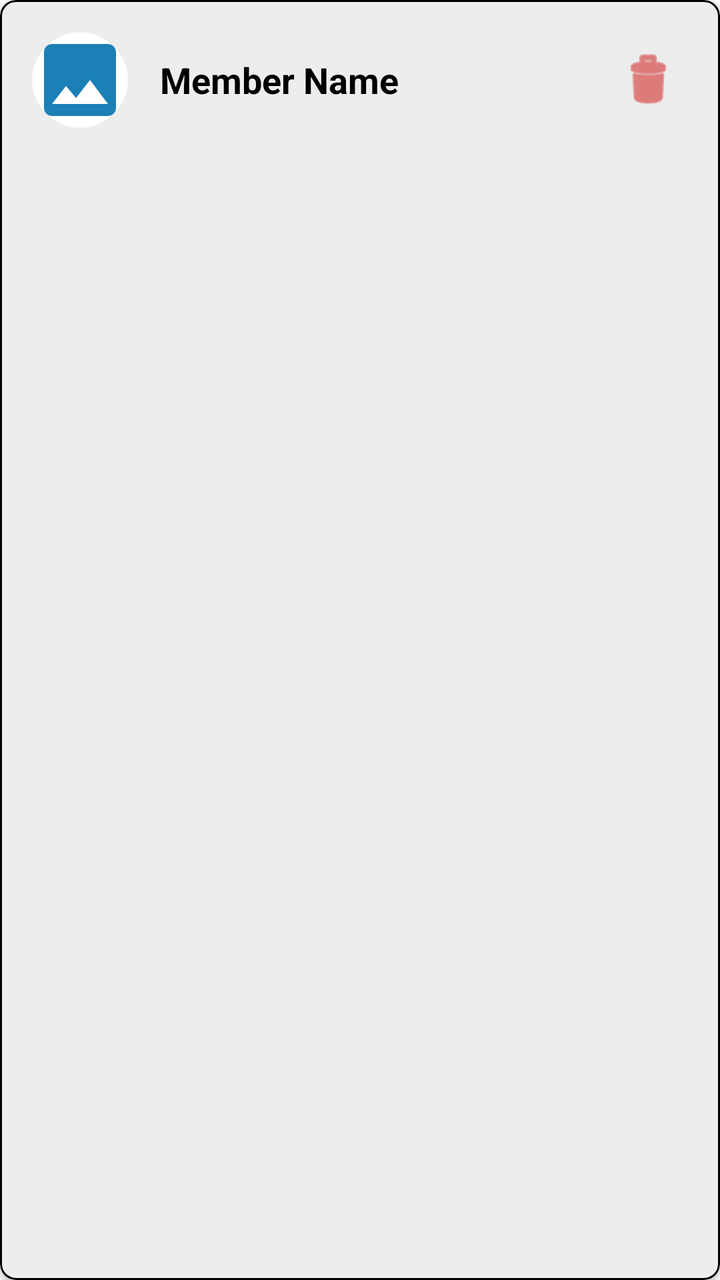
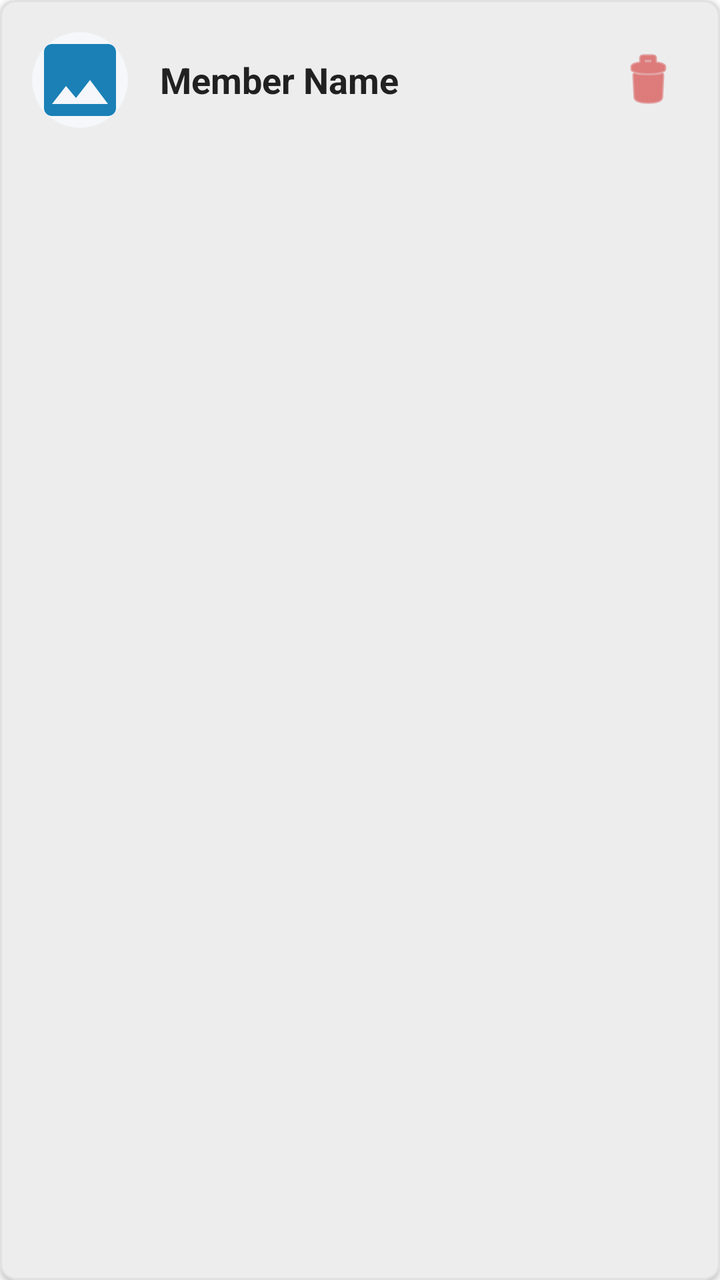

An Android layout rendered at two revisions. The XML below is the earlier revision; the diff shows what the commit changed to produce the second picture.
<!-- AndroidManifest.xml: application theme Theme.FaceRecognitionImages -->
<!-- res/layout/item_member.xml -->
<?xml version="1.0" encoding="utf-8"?>
<com.google.android.material.card.MaterialCardView xmlns:android="http://schemas.android.com/apk/res/android"
    xmlns:app="http://schemas.android.com/apk/res-auto"
    android:layout_width="match_parent"
    android:layout_height="wrap_content"
    android:layout_marginHorizontal="8dp"
    android:layout_marginVertical="8dp"
    app:cardBackgroundColor="@color/surfaceColor"
    app:cardCornerRadius="8dp"
    app:cardElevation="2dp"
    app:strokeColor="@color/borderColor"
    app:strokeWidth="1dp">

    <LinearLayout
        android:layout_width="match_parent"
        android:layout_height="wrap_content"
        android:gravity="center_vertical"
        android:orientation="horizontal"
        android:padding="16dp">

        <androidx.cardview.widget.CardView
            android:layout_width="48dp"
            android:layout_height="48dp"
            app:cardCornerRadius="24dp"
            app:cardElevation="0dp"
            app:cardBackgroundColor="@color/windowBackground">

            <ImageView
                android:id="@+id/memberImage"
                android:layout_width="match_parent"
                android:layout_height="match_parent"
                android:scaleType="centerCrop"
                android:src="@drawable/ic_baseline_image_24" />
        </androidx.cardview.widget.CardView>

        <TextView
            android:id="@+id/memberName"
            android:layout_width="0dp"
            android:layout_height="wrap_content"
            android:layout_marginStart="16dp"
            android:layout_weight="1"
            android:text="Member Name"
            android:textColor="@color/textColorPrimary"
            android:textSize="18sp"
            android:textStyle="bold" />

        <ImageButton
            android:id="@+id/btnDeleteMember"
            android:layout_width="40dp"
            android:layout_height="40dp"
            android:background="?attr/selectableItemBackgroundBorderless"
            android:src="@android:drawable/ic_menu_delete"
            app:tint="#D32F2F" />

    </LinearLayout>
</com.google.android.material.card.MaterialCardView>
<!-- resources referenced by this layout -->
<resources>
  <color name="borderColor">#000000</color>
  <color name="surfaceColor">#FFFFFF</color>
  <color name="textColorPrimary">#000000</color>
  <color name="windowBackground">#FFFFFF</color>
  <!-- drawable ic_baseline_image_24 (drawable) -->
  <vector android:height="72dp" android:tint="#1A80B6"
      android:viewportHeight="24" android:viewportWidth="24"
      android:width="72dp" xmlns:android="http://schemas.android.com/apk/res/android">
      <path android:fillColor="@android:color/white" android:pathData="M21,19V5c0,-1.1 -0.9,-2 -2,-2H5c-1.1,0 -2,0.9 -2,2v14c0,1.1 0.9,2 2,2h14c1.1,0 2,-0.9 2,-2zM8.5,13.5l2.5,3.01L14.5,12l4.5,6H5l3.5,-4.5z"/>
  </vector>
  <style name="Theme.FaceRecognitionImages" parent="Base.Theme.FaceRecognitionImages" />
  <style name="Base.Theme.FaceRecognitionImages" parent="Theme.Material3.Light.NoActionBar">
          
          <item name="colorPrimary">@color/black</item>
          <item name="colorPrimaryVariant">@color/black</item>
          <item name="colorOnPrimary">@color/white</item>
          
          
          <item name="colorSecondary">@color/black</item>
          <item name="colorSecondaryVariant">@color/black</item>
          <item name="colorOnSecondary">@color/white</item>
          
          
          <item name="android:windowBackground">@color/white</item>
          <item name="colorSurface">@color/white</item>
          <item name="colorOnSurface">@color/black</item>
          <item name="android:textColorPrimary">@color/black</item>
          <item name="android:textColorSecondary">@color/black</item>
      </style>
  <color name="black">#FF000000</color>
  <color name="white">#FFFFFFFF</color>
</resources>

<!-- the commit's change to res/layout/item_member.xml (unified diff, before → after) -->
@@ -9,7 +9,10 @@
     app:cardCornerRadius="8dp"
     app:cardElevation="2dp"
     app:strokeColor="@color/borderColor"
-    app:strokeWidth="1dp">
+    app:strokeWidth="1dp"
+    android:clickable="true"
+    android:focusable="true"
+    android:foreground="?attr/selectableItemBackground">
 
     <LinearLayout
         android:layout_width="match_parent"
<!-- resource entries referenced after the edit -->
@@ -1,9 +1,9 @@
 <!-- resources referenced by this layout -->
 <resources>
-  <color name="borderColor">#000000</color>
+  <color name="borderColor">#E0E0E0</color>
   <color name="surfaceColor">#FFFFFF</color>
-  <color name="textColorPrimary">#000000</color>
-  <color name="windowBackground">#FFFFFF</color>
+  <color name="textColorPrimary">#212121</color>
+  <color name="windowBackground">#F5F7FA</color>
   <!-- drawable ic_baseline_image_24 (drawable) -->
   <vector android:height="72dp" android:tint="#1A80B6"
       android:viewportHeight="24" android:viewportWidth="24"
